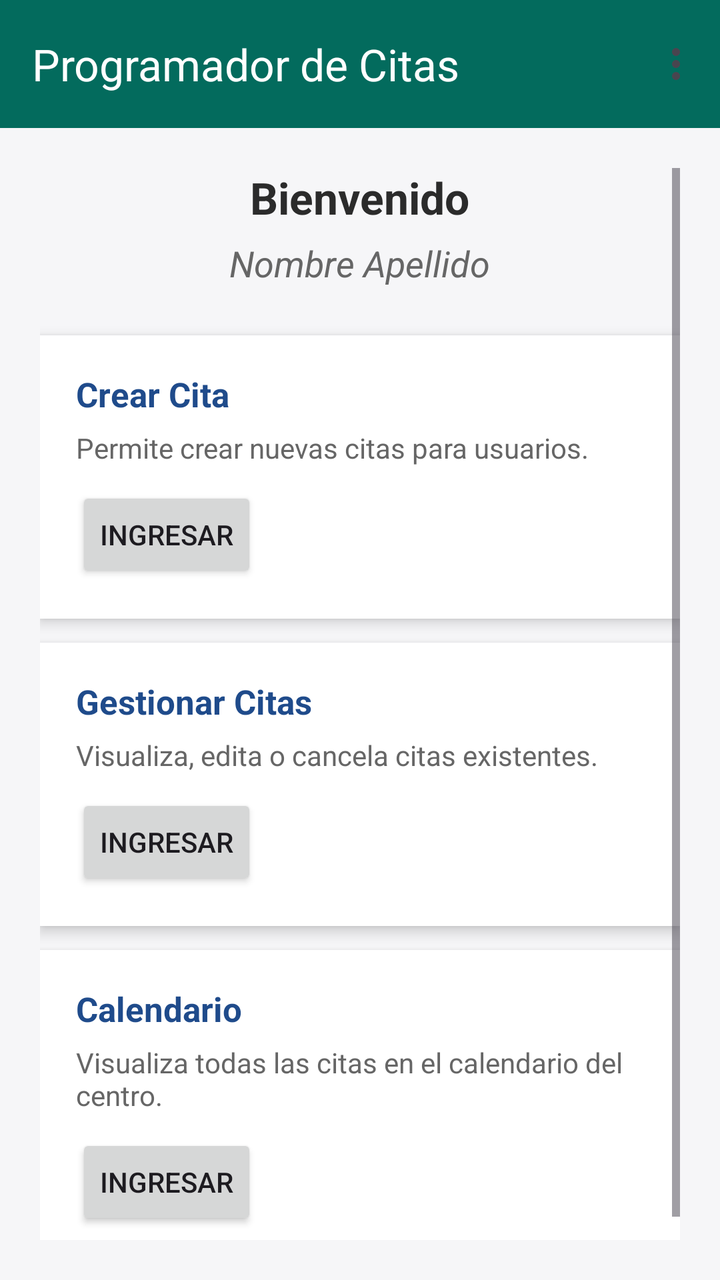
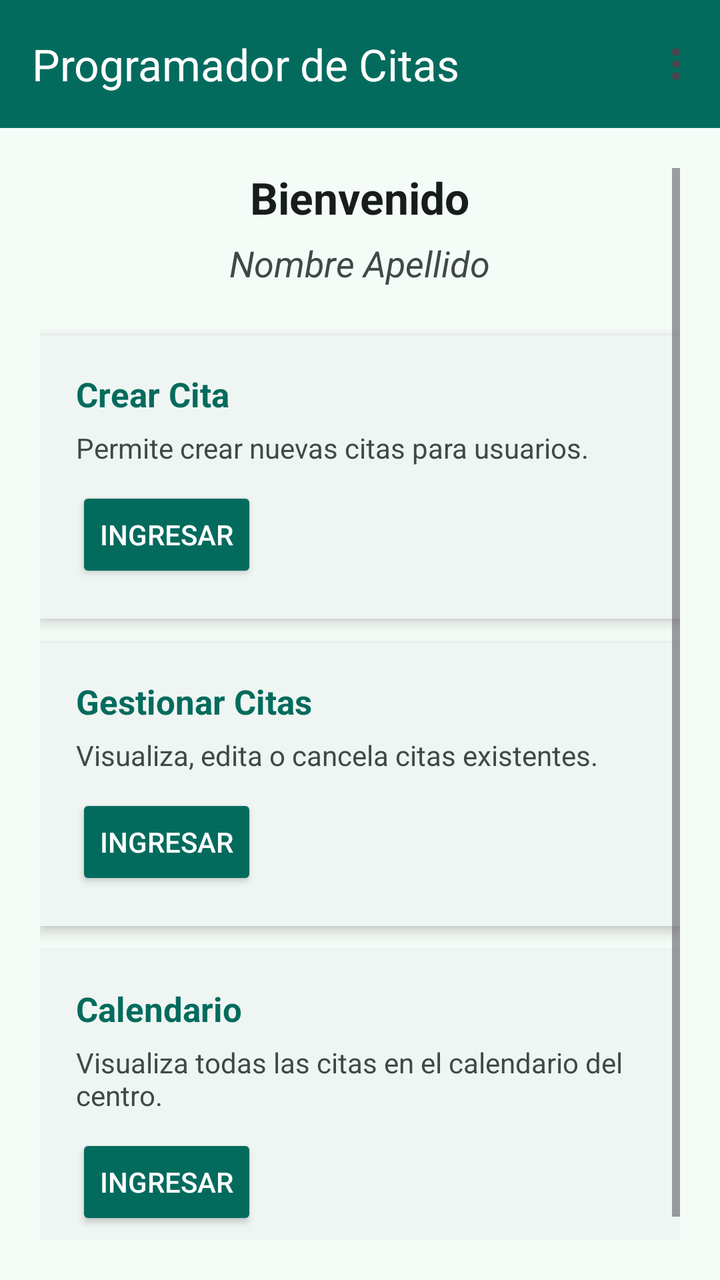

The first picture is an Android layout as it rendered before a commit; the second is the same layout after the commit. The layout source and the unified diff follow.
<!-- AndroidManifest.xml: application theme AppTheme -->
<!-- res/layout/activity_programador.xml -->
<?xml version="1.0" encoding="utf-8"?>
<LinearLayout xmlns:android="http://schemas.android.com/apk/res/android"
    xmlns:app="http://schemas.android.com/apk/res-auto"
    xmlns:tools="http://schemas.android.com/tools"
    android:layout_width="match_parent"
    android:layout_height="match_parent"
    android:orientation="vertical"
    android:fitsSystemWindows="true"
    tools:context=".programador.ProgramadorActivity">

    
    <com.google.android.material.appbar.AppBarLayout
        android:layout_width="match_parent"
        android:layout_height="wrap_content"
        android:fitsSystemWindows="true">

        <com.google.android.material.appbar.MaterialToolbar
            android:id="@+id/toolbar"
            android:layout_width="match_parent"
            android:layout_height="?attr/actionBarSize"
            android:background="@color/colorPrimary"
            android:elevation="4dp"
            app:title="Programador de Citas"
            app:titleTextColor="@android:color/white"
            app:menu="@menu/menu_user_options" />

    </com.google.android.material.appbar.AppBarLayout>

    <ScrollView
        android:layout_width="match_parent"
        android:layout_height="match_parent"
        android:padding="20dp"
        android:background="#F6F6F8">

        <LinearLayout
            android:layout_width="match_parent"
            android:layout_height="wrap_content"
            android:orientation="vertical"
            android:gravity="center_horizontal">

            
            <TextView
                android:id="@+id/txtBienvenida"
                android:layout_width="wrap_content"
                android:layout_height="wrap_content"
                android:text="Bienvenido"
                android:textSize="22sp"
                android:textStyle="bold"
                android:textColor="#2B2B2B"
                android:paddingBottom="6dp"/>

            
            <TextView
                android:id="@+id/txtNombreUsuario"
                android:layout_width="wrap_content"
                android:layout_height="wrap_content"
                android:text="Nombre Apellido"
                android:textSize="18sp"
                android:textStyle="italic"
                android:textColor="#666666"
                android:paddingBottom="24dp"/>

            
            <LinearLayout
                android:id="@+id/cardCrearCita"
                android:layout_width="match_parent"
                android:layout_height="wrap_content"
                android:orientation="vertical"
                android:padding="18dp"
                android:layout_marginBottom="12dp"
                android:background="#FFFFFF"
                android:elevation="4dp">

                <TextView
                    android:layout_width="wrap_content"
                    android:layout_height="wrap_content"
                    android:text="Crear Cita"
                    android:textSize="17sp"
                    android:textStyle="bold"
                    android:textColor="#1F4B8B"/>

                <TextView
                    android:layout_width="wrap_content"
                    android:layout_height="wrap_content"
                    android:text="Permite crear nuevas citas para usuarios."
                    android:textSize="14sp"
                    android:textColor="#666666"
                    android:paddingTop="6dp"
                    android:paddingBottom="10dp"/>

                <Button
                    android:id="@+id/btnCrearCita"
                    android:layout_width="wrap_content"
                    android:layout_height="wrap_content"
                    android:text="Ingresar" />
            </LinearLayout>

            
            <LinearLayout
                android:id="@+id/cardListarCitas"
                android:layout_width="match_parent"
                android:layout_height="wrap_content"
                android:orientation="vertical"
                android:padding="18dp"
                android:layout_marginBottom="12dp"
                android:background="#FFFFFF"
                android:elevation="4dp">

                <TextView
                    android:layout_width="wrap_content"
                    android:layout_height="wrap_content"
                    android:text="Gestionar Citas"
                    android:textSize="17sp"
                    android:textStyle="bold"
                    android:textColor="#1F4B8B"/>

                <TextView
                    android:layout_width="wrap_content"
                    android:layout_height="wrap_content"
                    android:text="Visualiza, edita o cancela citas existentes."
                    android:textSize="14sp"
                    android:textColor="#666666"
                    android:paddingTop="6dp"
                    android:paddingBottom="10dp"/>

                <Button
                    android:id="@+id/btnGestionCitas"
                    android:layout_width="wrap_content"
                    android:layout_height="wrap_content"
                    android:text="Ingresar" />
            </LinearLayout>

            
            <LinearLayout
                android:id="@+id/cardCalendario"
                android:layout_width="match_parent"
                android:layout_height="wrap_content"
                android:orientation="vertical"
                android:padding="18dp"
                android:layout_marginBottom="20dp"
                android:background="#FFFFFF"
                android:elevation="4dp">

                <TextView
                    android:layout_width="wrap_content"
                    android:layout_height="wrap_content"
                    android:text="Calendario"
                    android:textSize="17sp"
                    android:textStyle="bold"
                    android:textColor="#1F4B8B"/>

                <TextView
                    android:layout_width="wrap_content"
                    android:layout_height="wrap_content"
                    android:text="Visualiza todas las citas en el calendario del centro."
                    android:textSize="14sp"
                    android:textColor="#666666"
                    android:paddingTop="6dp"
                    android:paddingBottom="10dp"/>

                <Button
                    android:id="@+id/btnCalendario"
                    android:layout_width="wrap_content"
                    android:layout_height="wrap_content"
                    android:text="Ingresar" />
            </LinearLayout>

        </LinearLayout>
    </ScrollView>
</LinearLayout>
<!-- resources referenced by this layout -->
<resources>
  <color name="colorPrimary">@color/md_theme_primary</color>
  <color name="md_theme_primary">#036B5D</color>
  <color name="md_theme_onPrimary">#FFFFFF</color>
  <color name="md_theme_primaryContainer">#9FF2E0</color>
  <color name="md_theme_onPrimaryContainer">#005045</color>
  <color name="md_theme_secondary">#016B5D</color>
  <color name="md_theme_onSecondary">#FFFFFF</color>
  <color name="md_theme_secondaryContainer">#9FF2E1</color>
  <color name="md_theme_onSecondaryContainer">#005046</color>
  <color name="md_theme_tertiary">#016B5D</color>
  <color name="md_theme_onTertiary">#FFFFFF</color>
  <color name="md_theme_tertiaryContainer">#9FF2E1</color>
  <color name="md_theme_onTertiaryContainer">#005046</color>
  <color name="md_theme_error">#BA1A1A</color>
  <color name="md_theme_onError">#FFFFFF</color>
  <color name="md_theme_errorContainer">#FFDAD6</color>
  <color name="md_theme_onErrorContainer">#93000A</color>
  <color name="md_theme_background">#F5FBF7</color>
  <color name="md_theme_onBackground">#171D1B</color>
  <color name="md_theme_surface">#F5FBF7</color>
  <color name="md_theme_onSurface">#171D1B</color>
  <color name="md_theme_surfaceVariant">#DAE5E1</color>
  <color name="md_theme_onSurfaceVariant">#3F4946</color>
  <color name="md_theme_outline">#6F7976</color>
  <color name="md_theme_outlineVariant">#BEC9C5</color>
  <color name="md_theme_inverseSurface">#2B3230</color>
  <color name="md_theme_inverseOnSurface">#ECF2EF</color>
  <color name="md_theme_inversePrimary">#84D5C4</color>
  <color name="md_theme_primaryFixed">#9FF2E0</color>
  <color name="md_theme_onPrimaryFixed">#00201B</color>
  <color name="md_theme_primaryFixedDim">#84D5C4</color>
  <color name="md_theme_onPrimaryFixedVariant">#005045</color>
  <color name="md_theme_secondaryFixed">#9FF2E1</color>
  <color name="md_theme_onSecondaryFixed">#00201B</color>
  <color name="md_theme_secondaryFixedDim">#83D5C5</color>
  <color name="md_theme_onSecondaryFixedVariant">#005046</color>
  <color name="md_theme_tertiaryFixed">#9FF2E1</color>
  <color name="md_theme_onTertiaryFixed">#00201B</color>
  <color name="md_theme_tertiaryFixedDim">#83D5C5</color>
  <color name="md_theme_onTertiaryFixedVariant">#005046</color>
  <color name="md_theme_surfaceDim">#D5DBD8</color>
  <color name="md_theme_surfaceBright">#F5FBF7</color>
  <color name="md_theme_surfaceContainerLowest">#FFFFFF</color>
  <color name="md_theme_surfaceContainerLow">#EFF5F2</color>
  <color name="md_theme_surfaceContainer">#E9EFEC</color>
  <color name="md_theme_surfaceContainerHigh">#E3EAE6</color>
  <color name="md_theme_surfaceContainerHighest">#DEE4E1</color>
  <!-- unchanged entries left out for length: 1 -->
</resources>

<!-- the commit's change to res/layout/activity_programador.xml (unified diff, before → after) -->
@@ -2,10 +2,10 @@
 <LinearLayout xmlns:android="http://schemas.android.com/apk/res/android"
     xmlns:app="http://schemas.android.com/apk/res-auto"
     xmlns:tools="http://schemas.android.com/tools"
+    android:id="@+id/root_container"
     android:layout_width="match_parent"
     android:layout_height="match_parent"
     android:orientation="vertical"
-    android:fitsSystemWindows="true"
     tools:context=".programador.ProgramadorActivity">
 
     
@@ -18,10 +18,10 @@
             android:id="@+id/toolbar"
             android:layout_width="match_parent"
             android:layout_height="?attr/actionBarSize"
-            android:background="@color/colorPrimary"
+            android:background="?attr/colorPrimary"
             android:elevation="4dp"
             app:title="Programador de Citas"
-            app:titleTextColor="@android:color/white"
+            app:titleTextColor="?attr/colorOnPrimary"
             app:menu="@menu/menu_user_options" />
 
     </com.google.android.material.appbar.AppBarLayout>
@@ -30,7 +30,7 @@
         android:layout_width="match_parent"
         android:layout_height="match_parent"
         android:padding="20dp"
-        android:background="#F6F6F8">
+        android:background="?attr/colorSurface">
 
         <LinearLayout
             android:layout_width="match_parent"
@@ -46,7 +46,7 @@
                 android:text="Bienvenido"
                 android:textSize="22sp"
                 android:textStyle="bold"
-                android:textColor="#2B2B2B"
+                android:textColor="?attr/colorOnSurface"
                 android:paddingBottom="6dp"/>
 
             
@@ -57,7 +57,7 @@
                 android:text="Nombre Apellido"
                 android:textSize="18sp"
                 android:textStyle="italic"
-                android:textColor="#666666"
+                android:textColor="?attr/colorOnSurfaceVariant"
                 android:paddingBottom="24dp"/>
 
             
@@ -68,7 +68,7 @@
                 android:orientation="vertical"
                 android:padding="18dp"
                 android:layout_marginBottom="12dp"
-                android:background="#FFFFFF"
+                android:background="@color/md_theme_surfaceContainerLow"
                 android:elevation="4dp">
 
                 <TextView
@@ -77,14 +77,14 @@
                     android:text="Crear Cita"
                     android:textSize="17sp"
                     android:textStyle="bold"
-                    android:textColor="#1F4B8B"/>
+                    android:textColor="?attr/colorPrimary"/>
 
                 <TextView
                     android:layout_width="wrap_content"
                     android:layout_height="wrap_content"
                     android:text="Permite crear nuevas citas para usuarios."
                     android:textSize="14sp"
-                    android:textColor="#666666"
+                    android:textColor="?attr/colorOnSurfaceVariant"
                     android:paddingTop="6dp"
                     android:paddingBottom="10dp"/>
 
@@ -92,6 +92,8 @@
                     android:id="@+id/btnCrearCita"
                     android:layout_width="wrap_content"
                     android:layout_height="wrap_content"
+                    android:backgroundTint="?attr/colorPrimary"
+                    android:textColor="?attr/colorOnPrimary"
                     android:text="Ingresar" />
             </LinearLayout>
 
@@ -103,7 +105,7 @@
                 android:orientation="vertical"
                 android:padding="18dp"
                 android:layout_marginBottom="12dp"
-                android:background="#FFFFFF"
+                android:background="@color/md_theme_surfaceContainerLow"
                 android:elevation="4dp">
 
                 <TextView
@@ -112,14 +114,14 @@
                     android:text="Gestionar Citas"
                     android:textSize="17sp"
                     android:textStyle="bold"
-                    android:textColor="#1F4B8B"/>
+                    android:textColor="?attr/colorPrimary"/>
 
                 <TextView
                     android:layout_width="wrap_content"
                     android:layout_height="wrap_content"
                     android:text="Visualiza, edita o cancela citas existentes."
                     android:textSize="14sp"
-                    android:textColor="#666666"
+                    android:textColor="?attr/colorOnSurfaceVariant"
                     android:paddingTop="6dp"
                     android:paddingBottom="10dp"/>
 
@@ -127,6 +129,8 @@
                     android:id="@+id/btnGestionCitas"
                     android:layout_width="wrap_content"
                     android:layout_height="wrap_content"
+                    android:backgroundTint="?attr/colorPrimary"
+                    android:textColor="?attr/colorOnPrimary"
                     android:text="Ingresar" />
             </LinearLayout>
 
@@ -138,7 +142,7 @@
                 android:orientation="vertical"
                 android:padding="18dp"
                 android:layout_marginBottom="20dp"
-                android:background="#FFFFFF"
+                android:background="@color/md_theme_surfaceContainerLow"
                 android:elevation="4dp">
 
                 <TextView
@@ -147,14 +151,14 @@
                     android:text="Calendario"
                     android:textSize="17sp"
                     android:textStyle="bold"
-                    android:textColor="#1F4B8B"/>
+                    android:textColor="?attr/colorPrimary"/>
 
                 <TextView
                     android:layout_width="wrap_content"
                     android:layout_height="wrap_content"
                     android:text="Visualiza todas las citas en el calendario del centro."
                     android:textSize="14sp"
-                    android:textColor="#666666"
+                    android:textColor="?attr/colorOnSurfaceVariant"
                     android:paddingTop="6dp"
                     android:paddingBottom="10dp"/>
 
@@ -162,6 +166,8 @@
                     android:id="@+id/btnCalendario"
                     android:layout_width="wrap_content"
                     android:layout_height="wrap_content"
+                    android:backgroundTint="?attr/colorPrimary"
+                    android:textColor="?attr/colorOnPrimary"
                     android:text="Ingresar" />
             </LinearLayout>
 
<!-- resource entries referenced after the edit -->
@@ -1,6 +1,5 @@
 <!-- resources referenced by this layout -->
 <resources>
-  <color name="colorPrimary">@color/md_theme_primary</color>
   <color name="md_theme_primary">#036B5D</color>
   <color name="md_theme_onPrimary">#FFFFFF</color>
   <color name="md_theme_primaryContainer">#9FF2E0</color>
